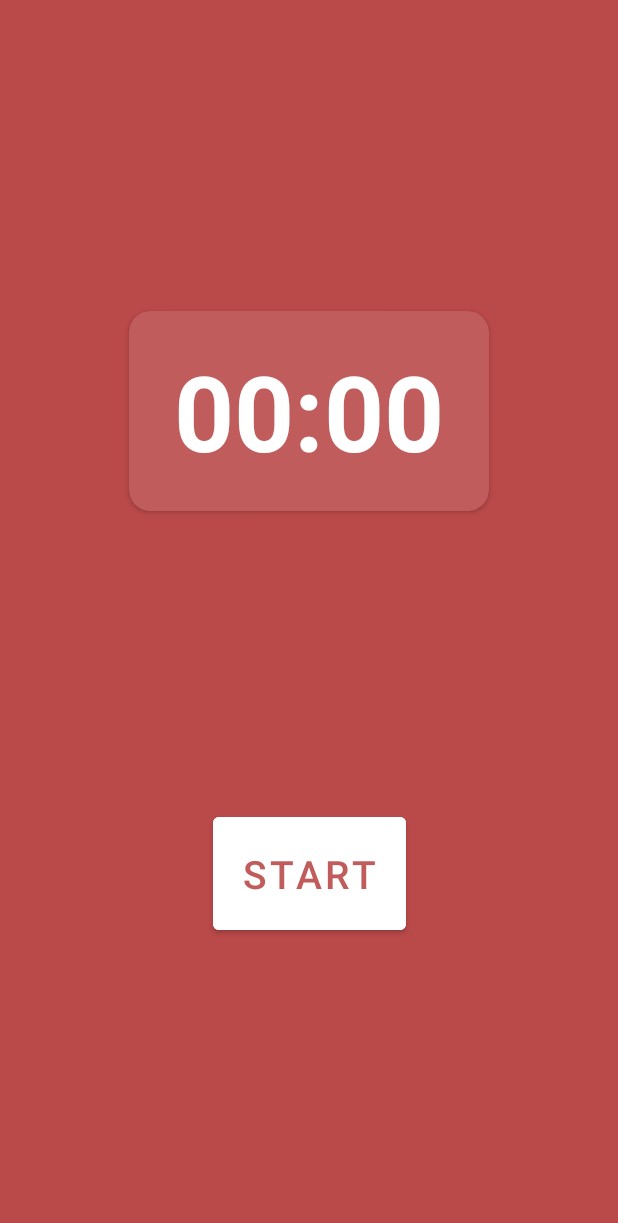
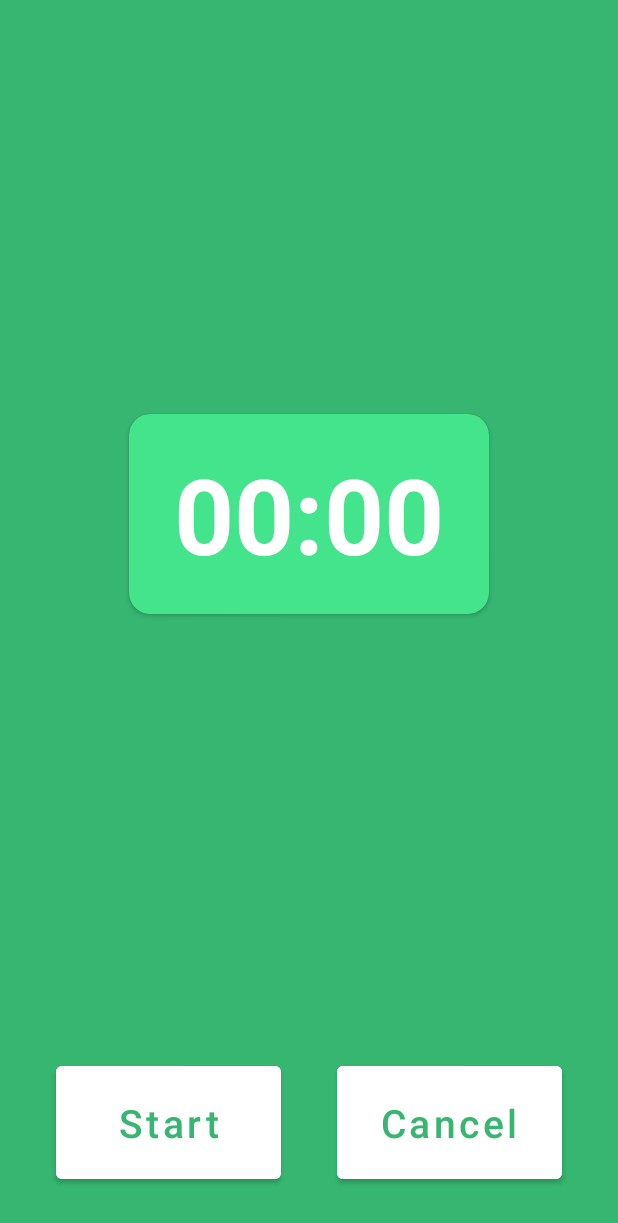
Before and after one commit to BPerdona/Pomodroid, an Android app: the layout activity_main.xml on its own in the app's theme, with its tools: preview values and no code run, on a phone screen of 412 x 824 dp. Shown: the top 1223 px of the screen. Run offline under Robolectric (Android 15) with nearby library versions, the phone set to English and light mode, and no system bars.

Commit message:
Change Main Color and add Cancel Button

```diff
--- a/app/src/main/java/com/brunoperdona/pomodroid/service/PomodoroService.kt
+++ b/app/src/main/java/com/brunoperdona/pomodroid/service/PomodoroService.kt
@@ -173,6 +173,7 @@ class PomodoroService: Service() {
         private const val SERVICE_TAG = "Pomodoro Service"
 
         const val POMODORO_INTENT_EXTRA = "POMODORO_INTENT_EXTRA"
+        const val POMODORO_INTENT_TIME_VALUE = "POMODORO_INTENT_TIME_VALUE"
 
         enum class IntentType{
             Start, Stop, Cancel, ChangeTime()
--- a/app/src/main/res/layout/activity_main.xml
+++ b/app/src/main/res/layout/activity_main.xml
@@ -2,48 +2,64 @@
 <androidx.constraintlayout.widget.ConstraintLayout xmlns:android="http://schemas.android.com/apk/res/android"
     xmlns:app="http://schemas.android.com/apk/res-auto"
     xmlns:tools="http://schemas.android.com/tools"
-    android:background="@color/strong_pink"
+    android:background="@color/green_700"
     android:layout_width="match_parent"
     android:layout_height="match_parent"
     tools:context=".MainActivity">
 
     <Button
         android:id="@+id/startButton"
-        android:layout_width="wrap_content"
+        android:layout_width="150dp"
         android:layout_height="wrap_content"
+        android:layout_marginBottom="32dp"
         android:backgroundTint="@color/white"
         android:padding="20dp"
         android:text="@string/start"
+        android:textAllCaps="false"
+        android:textColor="@color/green_700"
         android:textSize="26sp"
-        android:textColor="@color/pink"
+        app:layout_constraintBottom_toBottomOf="parent"
+        app:layout_constraintEnd_toStartOf="@id/cancelButton"
+        app:layout_constraintStart_toStartOf="parent" />
+
+    <Button
+        android:id="@+id/cancelButton"
+        android:layout_width="150dp"
+        android:layout_height="wrap_content"
+        android:layout_marginBottom="32dp"
+        android:padding="20dp"
+        android:text="@string/cancel"
+        android:textAllCaps="false"
+        android:textSize="26sp"
+        android:backgroundTint="@color/white"
+        android:textColor="@color/green_700"
         app:layout_constraintBottom_toBottomOf="parent"
         app:layout_constraintEnd_toEndOf="parent"
-        app:layout_constraintStart_toStartOf="parent"
-        app:layout_constraintTop_toBottomOf="@+id/cardView" />
+        app:layout_constraintStart_toEndOf="@id/startButton" />
 
     <androidx.cardview.widget.CardView
         android:id="@+id/cardView"
         android:layout_width="wrap_content"
         android:layout_height="wrap_content"
-        app:cardBackgroundColor="@color/pink"
+        app:cardBackgroundColor="@color/green_500"
         app:cardCornerRadius="14dp"
         app:contentPadding="20dp"
         app:layout_constraintBottom_toBottomOf="parent"
         app:layout_constraintEnd_toEndOf="parent"
         app:layout_constraintStart_toStartOf="parent"
         app:layout_constraintTop_toTopOf="parent"
-        app:layout_constraintVertical_bias="0.30">
+        app:layout_constraintVertical_bias="0.40">
 
         <TextView
             android:id="@+id/time"
             android:layout_width="match_parent"
             android:layout_height="match_parent"
+            android:paddingHorizontal="10dp"
             android:text="@string/start_time"
+            android:textAlignment="center"
             android:textColor="@color/white"
             android:textSize="70sp"
             android:textStyle="bold"
-            android:textAlignment="center"
-            android:paddingHorizontal="10dp"
             app:layout_constraintBottom_toBottomOf="parent"
             app:layout_constraintEnd_toEndOf="parent"
             app:layout_constraintStart_toStartOf="parent"
--- a/app/src/main/res/values-night/themes.xml
+++ b/app/src/main/res/values-night/themes.xml
@@ -2,8 +2,8 @@
     <!-- Base application theme. -->
     <style name="Theme.Pomodroid" parent="Theme.MaterialComponents.DayNight.DarkActionBar">
         <!-- Primary brand color. -->
-        <item name="colorPrimary">@color/pink</item>
-        <item name="colorPrimaryVariant">@color/strong_pink</item>
+        <item name="colorPrimary">@color/green_600</item>
+        <item name="colorPrimaryVariant">@color/green_700</item>
         <item name="colorOnPrimary">@color/white</item>
         <!-- Secondary brand color. -->
         <item name="colorSecondary">@color/teal_200</item>
--- a/app/src/main/res/values/colors.xml
+++ b/app/src/main/res/values/colors.xml
@@ -1,8 +1,17 @@
 <?xml version="1.0" encoding="utf-8"?>
 <resources>
-    <color name="pink">#c15c5c</color>
-    <color name="strong_pink">#ba4949</color>
-    <color name="purple_200">#FFBB86FC</color>
+
+    <color name="green_100">#c7f7dd</color>
+    <color name="green_200">#8fefba</color>
+    <color name="green_300">#69e9a3</color>
+    <color name="green_400">#57e798</color>
+    <color name="green_500">#44e48c</color>
+    <color name="green_600">#3dcd7e</color>
+    <color name="green_700">#36b670</color>
+    <color name="green_800">#30a062</color>
+    <color name="green_900">#227246</color>
+
+    <color name="purple_200">#30a062</color>
     <color name="purple_500">#FF6200EE</color>
     <color name="purple_700">#FF3700B3</color>
     <color name="teal_200">#FF03DAC5</color>
--- a/app/src/main/res/values/themes.xml
+++ b/app/src/main/res/values/themes.xml
@@ -2,8 +2,8 @@
 <!-- Base application theme. -->
 <style name="Theme.Pomodroid" parent="Theme.MaterialComponents.DayNight.DarkActionBar">
     <!-- Primary brand color. -->
-        <item name="colorPrimary">@color/pink</item>
-        <item name="colorPrimaryVariant">@color/strong_pink</item>
+    <item name="colorPrimary">@color/green_600</item>
+    <item name="colorPrimaryVariant">@color/green_700</item>
     <item name="colorOnPrimary">@color/white</item>
     <!-- Secondary brand color. -->
     <item name="colorSecondary">@color/teal_200</item>
--- a/build.gradle
+++ b/build.gradle
@@ -1,7 +1,7 @@
 // Top-level build file where you can add configuration options common to all sub-projects/modules.
 plugins {
-    id 'com.android.application' version '7.3.0' apply false
-    id 'com.android.library' version '7.3.0' apply false
+    id 'com.android.application' version '7.3.1' apply false
+    id 'com.android.library' version '7.3.1' apply false
     id 'org.jetbrains.kotlin.android' version '1.7.0' apply false
     id 'com.google.dagger.hilt.android' version '2.44.2' apply false
 }
```
Also changed, not shown: app/src/main/java/com/brunoperdona/pomodroid/MainActivity.kt (+13 -1 lines), app/src/main/res/drawable/button_shape.xml (deleted, +0 -9 lines). Lines whose indentation alone changed are shown as unchanged.
